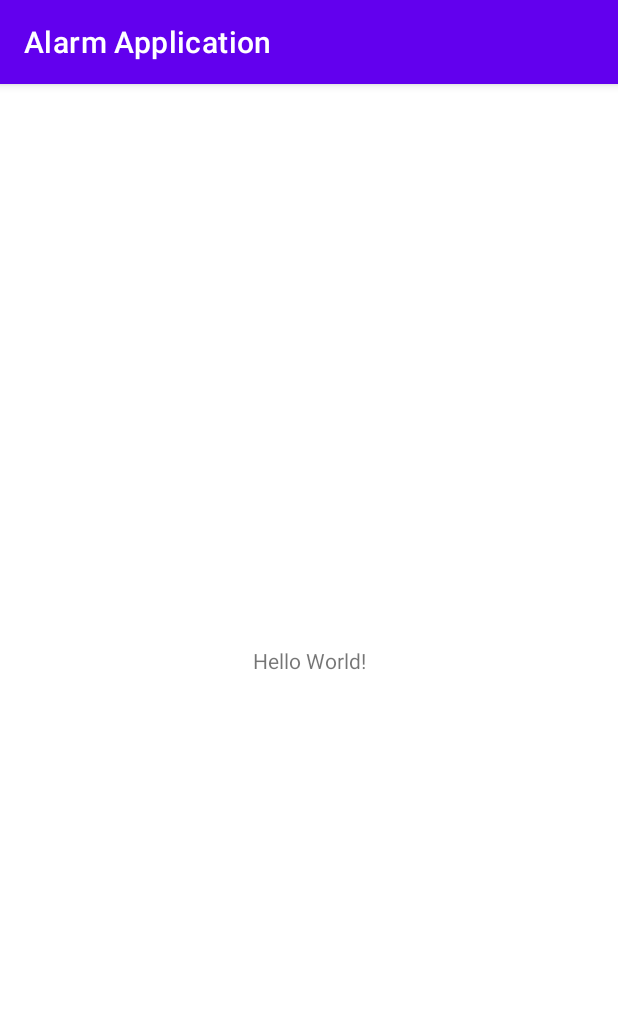
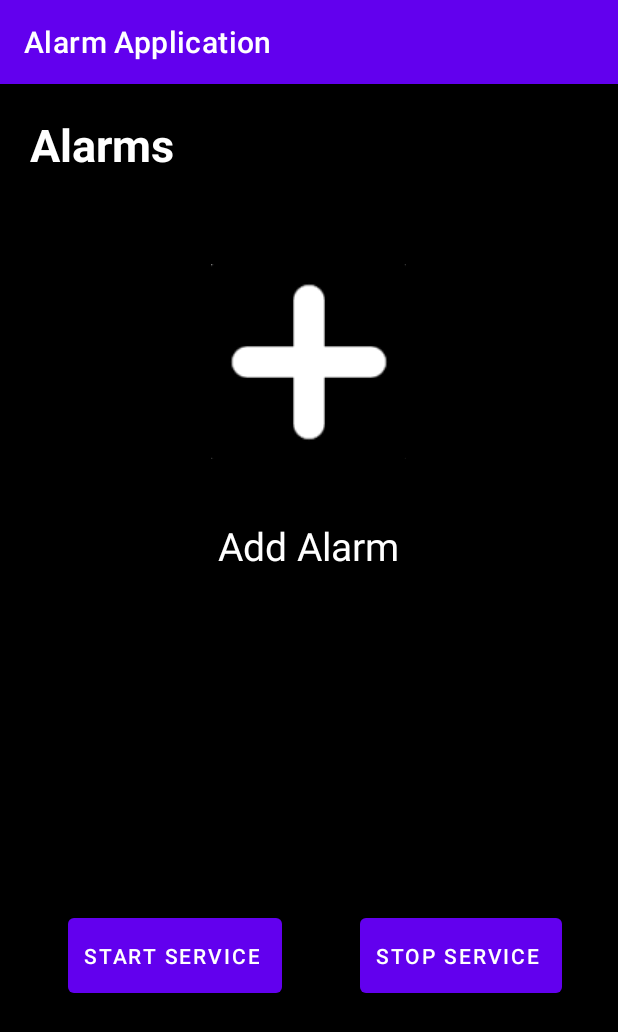
Before and after one commit to atifquamar07/Alarm-Application, an Android app: the screen it shows after launch (MainActivity), on a phone screen of 412 x 824 dp. Shown: the top 1032 px of the screen. Run offline under Robolectric (Android 15) with nearby library versions, the phone set to English and light mode, and no system bars.

Commit message:
alarm ringing at time, stop service not working

```diff
--- a/app/build.gradle
+++ b/app/build.gradle
@@ -1,6 +1,7 @@
 plugins {
     id 'com.android.application'
     id 'org.jetbrains.kotlin.android'
+    id 'kotlin-kapt'
 }
 
 android {
@@ -15,6 +16,10 @@ android {
         versionName "1.0"
 
         testInstrumentationRunner "androidx.test.runner.AndroidJUnitRunner"
+    }
+
+    buildFeatures {
+        dataBinding true
     }
 
     buildTypes {
@@ -41,4 +46,5 @@ dependencies {
     testImplementation 'junit:junit:4.13.2'
     androidTestImplementation 'androidx.test.ext:junit:1.1.5'
     androidTestImplementation 'androidx.test.espresso:espresso-core:3.5.1'
+    kapt 'com.android.databinding:compiler:3.1.4'
 }
--- a/app/src/main/AndroidManifest.xml
+++ b/app/src/main/AndroidManifest.xml
@@ -11,6 +11,11 @@
         android:supportsRtl="true"
         android:theme="@style/Theme.AlarmApplication"
         tools:targetApi="31">
+        <service
+            android:name=".StartService"
+            android:enabled="true"
+            android:exported="true"></service>
+
         <activity
             android:name=".MainActivity"
             android:exported="true">
--- a/app/src/main/java/com/example/alarmapplication/MainActivity.kt
+++ b/app/src/main/java/com/example/alarmapplication/MainActivity.kt
@@ -1,11 +1,66 @@
 package com.example.alarmapplication
 
+import android.content.Intent
+import android.icu.util.Calendar
 import androidx.appcompat.app.AppCompatActivity
 import android.os.Bundle
+import android.util.Log
+import android.widget.Button
+import android.widget.ImageButton
+import android.widget.TimePicker
+import android.widget.Toast
+import com.example.alarmapplication.fragments.TimePickerFragment
 
-class MainActivity : AppCompatActivity() {
+
+class MainActivity : AppCompatActivity(), TimePickerFragment.OnTimeSetListener {
+
+    private lateinit var btStart: Button
+    private lateinit var btStop: Button
+    private lateinit var addAlarm: ImageButton
+    private var hour: Int = 0
+    private var min: Int = 0
+    private var timeString: String = ""
+
     override fun onCreate(savedInstanceState: Bundle?) {
+
         super.onCreate(savedInstanceState)
         setContentView(R.layout.activity_main)
+
+        addAlarm = findViewById(R.id.add_icon)
+        addAlarm.setOnClickListener{
+            showTimePicker()
+        }
+
+        val intent = Intent(this, StartService::class.java)
+
+        btStart = findViewById(R.id.btStart)
+        btStart.setOnClickListener{
+            intent.putExtra("hour", hour)
+            intent.putExtra("minute", min)
+            Toast.makeText(applicationContext, "Service Started!", Toast.LENGTH_SHORT).show()
+            Log.i("Service Status","Service Started!")
+            startService(intent)
+        }
+
+        btStop = findViewById(R.id.btStop)
+        btStop.setOnClickListener{
+            Toast.makeText(applicationContext, "Service Stopped!", Toast.LENGTH_SHORT).show()
+            Log.i("Service Status","Service Stopped!")
+            stopService(intent)
+        }
+
+    }
+    private fun showTimePicker() {
+        val timePickerFragment = TimePickerFragment()
+        timePickerFragment.onTimeSetListener = this // Set the onTimeSetListener to the main activity
+        timePickerFragment.show(supportFragmentManager, "timePicker")
+    }
+
+    override fun onTimeSet(hourOfDay: Int, minute: Int) {
+        hour = hourOfDay
+        min = minute
+        timeString = String.format("%02d:%02d", hourOfDay, minute)
+        Toast.makeText(applicationContext, timeString, Toast.LENGTH_SHORT).show()
+        Log.i("Time selected: ",timeString)
     }
 }
--- a/app/src/main/res/layout/activity_main.xml
+++ b/app/src/main/res/layout/activity_main.xml
@@ -1,18 +1,65 @@
 <?xml version="1.0" encoding="utf-8"?>
-<androidx.constraintlayout.widget.ConstraintLayout xmlns:android="http://schemas.android.com/apk/res/android"
+<RelativeLayout xmlns:android="http://schemas.android.com/apk/res/android"
     xmlns:app="http://schemas.android.com/apk/res-auto"
     xmlns:tools="http://schemas.android.com/tools"
     android:layout_width="match_parent"
     android:layout_height="match_parent"
+    android:background="@color/black"
     tools:context=".MainActivity">
 
     <TextView
         android:layout_width="wrap_content"
         android:layout_height="wrap_content"
-        android:text="Hello World!"
-        app:layout_constraintBottom_toBottomOf="parent"
-        app:layout_constraintEnd_toEndOf="parent"
-        app:layout_constraintStart_toStartOf="parent"
-        app:layout_constraintTop_toTopOf="parent" />
+        android:textColor="@color/white"
+        android:textSize="30sp"
+        android:textStyle="bold"
+        android:text="@string/str_alarms"
+        android:layout_marginTop="20dp"
+        android:layout_marginStart="20dp"/>
 
-</androidx.constraintlayout.widget.ConstraintLayout>
+    <ImageButton
+        android:id="@+id/add_icon"
+        android:layout_width="130dp"
+        android:layout_height="130dp"
+        android:layout_marginTop="120dp"
+        android:layout_centerHorizontal="true"
+        android:src="@drawable/add_icon" />
+
+    <TextView
+        android:layout_width="wrap_content"
+        android:layout_height="wrap_content"
+        android:layout_centerHorizontal="true"
+        android:text="@string/str_addAlarm"
+        android:textColor="@color/white"
+        android:layout_marginTop="290dp"
+        android:textSize="26sp" />
+
+
+
+    <Button
+        android:id="@+id/btStart"
+        android:layout_width="wrap_content"
+        android:layout_height="wrap_content"
+        android:text="@string/str_startService"
+        android:layout_marginTop="550sp"
+        android:layout_marginStart="45sp"
+        android:padding="15dp"
+        android:paddingStart="10dp"
+        android:textSize="14sp"
+        tools:ignore="RtlSymmetry" />
+
+    <Button
+        android:id="@+id/btStop"
+        android:layout_width="wrap_content"
+        android:layout_height="wrap_content"
+        android:text="@string/str_stopService"
+        android:layout_marginTop="550sp"
+        android:layout_marginStart="240sp"
+        android:padding="15dp"
+        android:paddingStart="10dp"
+        android:textSize="14sp"
+        tools:ignore="RtlSymmetry" />
+
+
+
+</RelativeLayout>
--- a/app/src/main/res/values/strings.xml
+++ b/app/src/main/res/values/strings.xml
@@ -1,3 +1,10 @@
 <resources>
     <string name="app_name">Alarm Application</string>
+    <string name="str_alarms">Alarms</string>
+    <string name="str_setAlarm">Set alarm at</string>
+    <string name="str_startService">Start Service</string>
+    <string name="str_stopService">Stop Service</string>
+    <!-- TODO: Remove or change this placeholder text -->
+    <string name="hello_blank_fragment">Hello blank fragment</string>
+    <string name="str_addAlarm">Add Alarm</string>
 </resources>
```
Also changed, not shown: app/src/main/java/com/example/alarmapplication/StartService.kt (added, +78 -0 lines), app/src/main/java/com/example/alarmapplication/fragments/TimePickerFragment.kt (added, +44 -0 lines), app/src/main/res/layout/fragment_time_picker.xml (added, +16 -0 lines), app/src/main/res/drawable-v24/add_icon.png (added).
